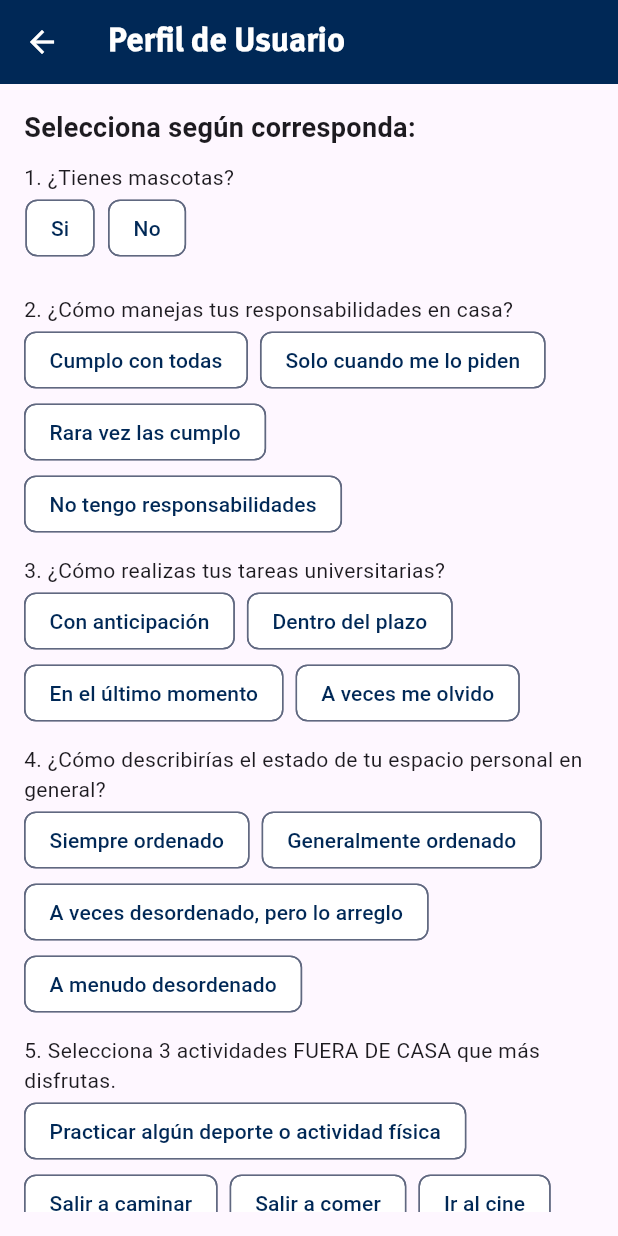
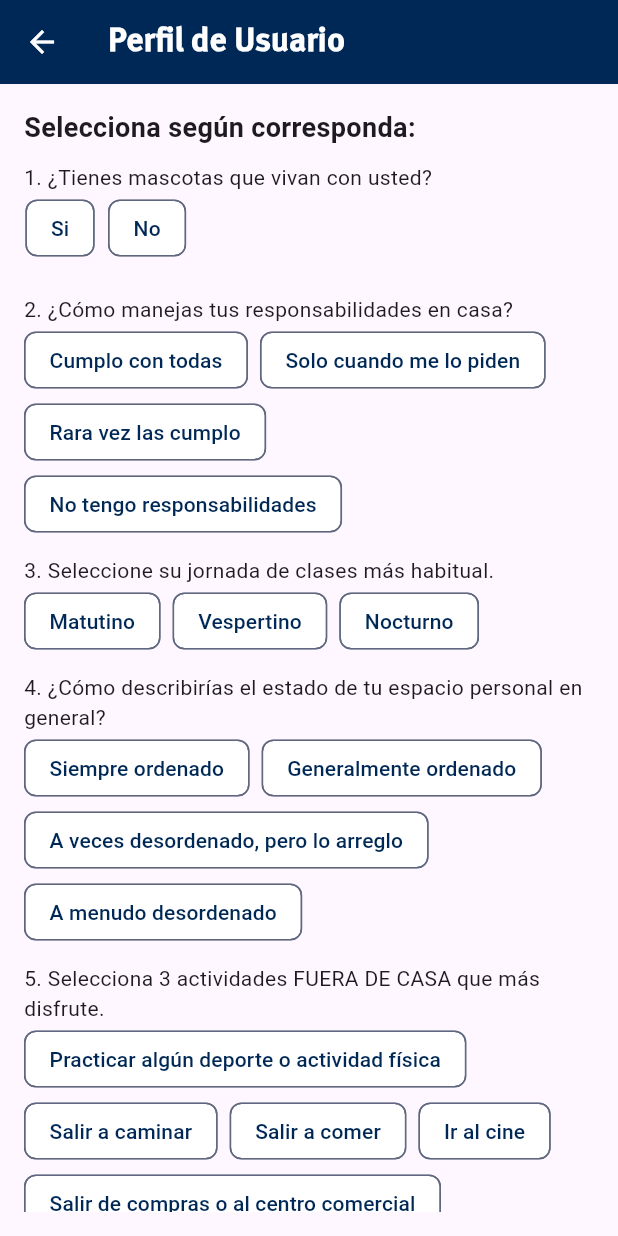
Before and after one commit to bboythian/CIARA_APP, a Flutter app: the UserPreferencesScreen screen opened directly, on a phone screen of 412 x 824 dp. Run offline on Flutter 3.47's test engine with Material 3 defaults, Android fonts, the phone set to English and light mode, and no system bars; our stand-ins replace connectivity_plus, flutter_local_notifications, permission_handler, shared_preferences, syncfusion_flutter_charts, timezone; missing offline and left inert: device_apps, usage_stats, workmanager; accounts and stored records are empty; statements that could not run were skipped; project files that could hold a hidden picture were left out.

Commit message:
Actualizacion 30/09/24

```diff
--- a/lib/screens/user_preferences_screen.dart
+++ b/lib/screens/user_preferences_screen.dart
@@ -17,7 +17,7 @@ class _UserPreferencesScreenState extends State<UserPreferencesScreen> {
   final Map<String, List<bool>> _selectedOptions = {
     'mascota': List.generate(2, (_) => false),
     'responsabilidadesEnCasa': List.generate(4, (_) => false),
-    'tareasUniversitarias': List.generate(4, (_) => false),
+    'horarioClases': List.generate(3, (_) => false),
     'espacioOrdenado': List.generate(4, (_) => false),
     'actividadesAireLibre': List.generate(15, (_) => false),
     'actividadesEnCasa': List.generate(15, (_) => false),
@@ -94,7 +94,7 @@ class _UserPreferencesScreenState extends State<UserPreferencesScreen> {
           'periodo': formattedDate,
           'mascota': _preferences['mascota'],
           'responsabilidadesEnCasa': _preferences['responsabilidadesEnCasa'],
-          'tareasUniversitarias': _preferences['tareasUniversitarias'],
+          'horarioClases': _preferences['horarioClases'],
           'espacioOrdenado': _preferences['espacioOrdenado'],
           'actividadesAireLibre': _preferences['actividadesAireLibre'],
           'actividadesEnCasa': _preferences['actividadesEnCasa'],
@@ -164,9 +164,8 @@ class _UserPreferencesScreenState extends State<UserPreferencesScreen> {
                       style:
                           TextStyle(fontSize: 18, fontWeight: FontWeight.bold),
                     ),
-
                     const SizedBox(height: 10),
-                    const Text('1. ¿Tienes mascotas?'),
+                    const Text('1. ¿Tienes mascotas que vivan con usted?'),
                     _buildToggleButtons('mascota', ['Si', 'No']),
                     const SizedBox(height: 20),
                     const Text(
@@ -178,13 +177,10 @@ class _UserPreferencesScreenState extends State<UserPreferencesScreen> {
                       'No tengo responsabilidades'
                     ]),
                     const SizedBox(height: 10),
-                    const Text('3. ¿Cómo realizas tus tareas universitarias?'),
-                    _buildToggleButtons('tareasUniversitarias', [
-                      'Con anticipación',
-                      'Dentro del plazo',
-                      'En el último momento',
-                      'A veces me olvido'
-                    ]),
+                    const Text(
+                        '3. Seleccione su jornada de clases más habitual.'),
+                    _buildToggleButtons('horarioClases',
+                        ['Matutino', 'Vespertino', 'Nocturno']),
                     const SizedBox(height: 10),
                     const Text(
                         '4. ¿Cómo describirías el estado de tu espacio personal en general?'),
@@ -196,7 +192,7 @@ class _UserPreferencesScreenState extends State<UserPreferencesScreen> {
                     ]),
                     const SizedBox(height: 10),
                     const Text(
-                        '5. Selecciona 3 actividades FUERA DE CASA que más disfrutas.'),
+                        '5. Selecciona 3 actividades FUERA DE CASA que más disfrute.'),
                     _buildMultipleChoiceToggleButtons('actividadesAireLibre', [
                       'Practicar algún deporte o actividad física',
                       'Salir a caminar',
@@ -216,7 +212,7 @@ class _UserPreferencesScreenState extends State<UserPreferencesScreen> {
                     ]),
                     const SizedBox(height: 10),
                     const Text(
-                        '6. Selecciona 3 actividades EN CASA que más disfrutes SIN USAR TECNOLOGÍA'),
+                        '6. Selecciona 3 actividades EN CASA que más disfrute SIN USAR TECNOLOGÍA'),
                     _buildMultipleChoiceToggleButtons('actividadesEnCasa', [
                       'Leer',
                       'Tocar algún instrumento',
@@ -234,18 +230,15 @@ class _UserPreferencesScreenState extends State<UserPreferencesScreen> {
                       'Jardinería',
                       'Pasar tiempo con tu mascota',
                     ]),
-
                     const SizedBox(height: 10),
                     const Text('7. ¿Cuál es tu expectativa al usar CIARA?'),
                     _buildToggleButtons('motivacion', [
                       'Mejorar mi bienestar físico y mental',
                       'Aumentar mi productividad en estudios',
                       'Fortalecer mis relaciones personales',
-                      'Encontrar nuevas formas de ocio y entretenimiento'
+                      'Encontrar nuevas formas de entretenimiento'
                     ]),
-                    //here
                     const SizedBox(height: 20),
-
                     ElevatedButton(
                       onPressed: _isFormComplete
                           ? () async {
--- a/lib/screens/welcome_screen.dart
+++ b/lib/screens/welcome_screen.dart
@@ -383,7 +383,7 @@ class _WelcomeScreenState extends State<WelcomeScreen> {
                   ),
                 ),
                 Text(
-                  'Tomamos medidas de seguridad para proteger tu información personal contra el acceso no autorizado, alteración, divulgación o destrucción. Únicamente los miembros del equipo tienen acceso a la informaciòn',
+                  'Tomamos medidas de seguridad para proteger tu información personal contra el acceso no autorizado, alteración, divulgación o destrucción. Únicamente los miembros del equipo tienen acceso a la información.',
                   style: TextStyle(
                     fontFamily: 'FFMetaProText3',
                     color: Color(0xFF002856),
--- a/pubspec.yaml
+++ b/pubspec.yaml
@@ -32,8 +32,8 @@ dependencies:
   permission_handler: ^11.3.1
   app_usage: ^3.0.1
   flutter_app_icons: ^0.0.9
-  timezone: ^0.8.0
-  flutter_local_notifications: ^8.0.0
+  timezone: ^0.9.4
+  flutter_local_notifications: ^17.2.3
   flutter_launcher_icons: ^0.13.1
   fl_chart: ^0.66.1
   charts_flutter: ^0.12.0
```
Also changed, not shown: lib/main.dart (+10 -0 lines), lib/screens/my_app.dart (+5 -25 lines), lib/services/background_service.dart (+49 -19 lines), pubspec.lock, 1 other file.
